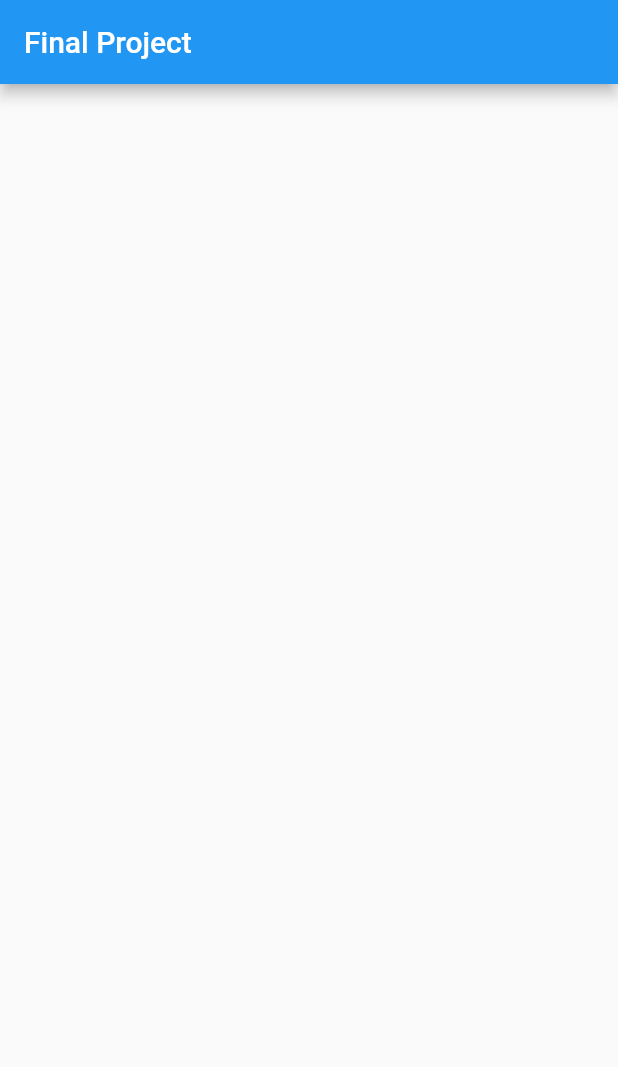
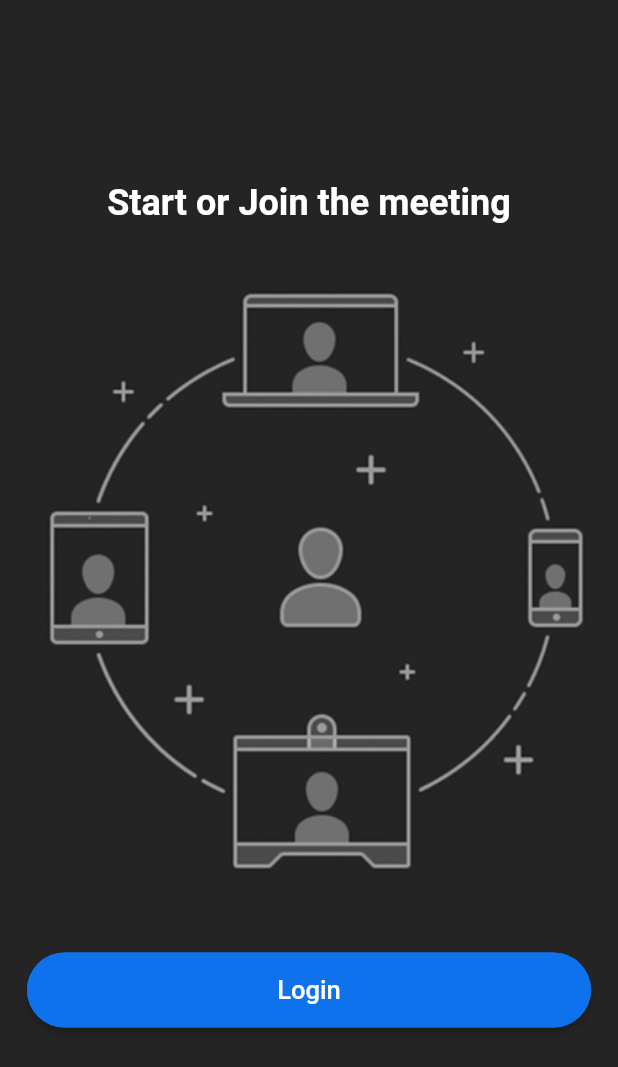
Before and after one commit to shamikaredkar/LiveBox-A-video-calling-app, a Flutter app: the screen it shows after launch, on a phone screen of 412 x 824 dp. Shown: the top 1067 px of the screen. Run offline on Flutter 3.47's test engine with Material 2 defaults, Android fonts, the phone set to English and light mode, and no system bars.

Commit message:
Login Screen updated

```diff
--- a/lib/main.dart
+++ b/lib/main.dart
@@ -1,10 +1,9 @@
-import 'package:cloud_firestore/cloud_firestore.dart';
 import 'package:flutter/material.dart';
-import 'package:firebase_core/firebase_core.dart';
+import 'package:videocalling_finalproject/screens/login_screen.dart';
+import 'package:videocalling_finalproject/utils/colors.dart';
+
 
 void main() async {
-  WidgetsFlutterBinding.ensureInitialized();
-  await Firebase.initializeApp();
   runApp(const MyApp());
 }
 
@@ -18,24 +17,16 @@ class MyApp extends StatefulWidget {
 class _MyAppState extends State<MyApp> {
   @override
   Widget build(BuildContext context) {
-
-    final docUser = FirebaseFirestore.instance.collection("users").doc('my-id');
-
-    final json={
-      'name' : 'Pratham Koya',
-      'Roll' : 'Group Leader'
-
-    };
-
-    docUser.set(json);
-
     return MaterialApp(
-        title: 'Startup Name Generator',
-        home: Scaffold(
-          appBar: AppBar(
-            title: const Text("Final Project"),
-          ),
-        )
+      debugShowCheckedModeBanner: false,
+        theme: ThemeData.dark().copyWith(
+          scaffoldBackgroundColor: backgroundColor,
+        ),
+        title: 'Flutter Video Call',
+        routes:{
+          '/login' : (context) => const LoginScreen(),
+        },
+        home: const LoginScreen(),
     );
   }
 
--- /dev/null
+++ b/lib/screens/login_screen.dart
@@ -0,0 +1,31 @@
+import 'package:flutter/material.dart';
+import 'package:videocalling_finalproject/widgets/custom_button.dart';
+
+class LoginScreen extends StatefulWidget {
+  const LoginScreen({Key? key}) : super(key: key);
+
+  @override
+  State<LoginScreen> createState() => _LoginScreenState();
+}
+
+class _LoginScreenState extends State<LoginScreen> {
+  @override
+  Widget build(BuildContext context) {
+    return Scaffold(
+      body: Column(
+        mainAxisAlignment: MainAxisAlignment.center,
+        children:  [
+          const Text("Start or Join the meeting",style: TextStyle(
+            fontSize: 24,
+            fontWeight: FontWeight.bold,
+          ),),
+
+          Padding(padding: const EdgeInsets.symmetric(vertical: 28.0),
+              child: Image.asset('assets/images/onboarding.jpg'),
+          ),
+          const CustomButton(text: 'Login' ,),
+        ],
+      ) ,
+    );
+  }
+}
--- /dev/null
+++ b/lib/utils/colors.dart
@@ -0,0 +1,6 @@
+import 'package:flutter/material.dart';
+
+const backgroundColor = Color.fromRGBO(36, 36, 36, 1);
+const buttonColor = Color.fromRGBO(14, 114, 236, 1);
+const footerColor = Color.fromRGBO(26, 26, 26, 1);
+const secondaryBackgroundColor = Color.fromRGBO(46, 46, 46, 1);
--- /dev/null
+++ b/lib/widgets/custom_button.dart
@@ -0,0 +1,28 @@
+import 'package:flutter/material.dart';
+import 'package:videocalling_finalproject/utils/colors.dart';
+
+class CustomButton extends StatelessWidget {
+  final String text;
+  // final VoidCallback onPressed;
+  const CustomButton({Key? key, required this.text}) : super(key: key);
+
+
+  @override
+  Widget build(BuildContext context) {
+    return Padding(
+      padding: const EdgeInsets.all(18.0),
+      child: ElevatedButton(onPressed: (){}, child: Text(text, style: const TextStyle(
+        fontSize: 17,
+      )),
+        style: ElevatedButton.styleFrom(
+          primary: buttonColor,
+          minimumSize: const Size(double.infinity, 50,),
+          shape: RoundedRectangleBorder(
+            borderRadius: BorderRadius.circular(25),
+            side : const BorderSide(color:buttonColor),
+          )
+         ),
+      ),
+    );
+  }
+}
--- a/pubspec.yaml
+++ b/pubspec.yaml
@@ -61,9 +61,8 @@ flutter:
   uses-material-design: true
 
   # To add assets to your application, add an assets section, like this:
-  # assets:
-  #   - images/a_dot_burr.jpeg
-  #   - images/a_dot_ham.jpeg
+  assets:
+    - assets/images/onboarding.jpg
 
   # An image asset can refer to one or more resolution-specific "variants", see
   # https://flutter.dev/assets-and-images/#resolution-aware.
```
Also changed, not shown: assets/images/onboarding.jpg (added), pubspec.lock.
